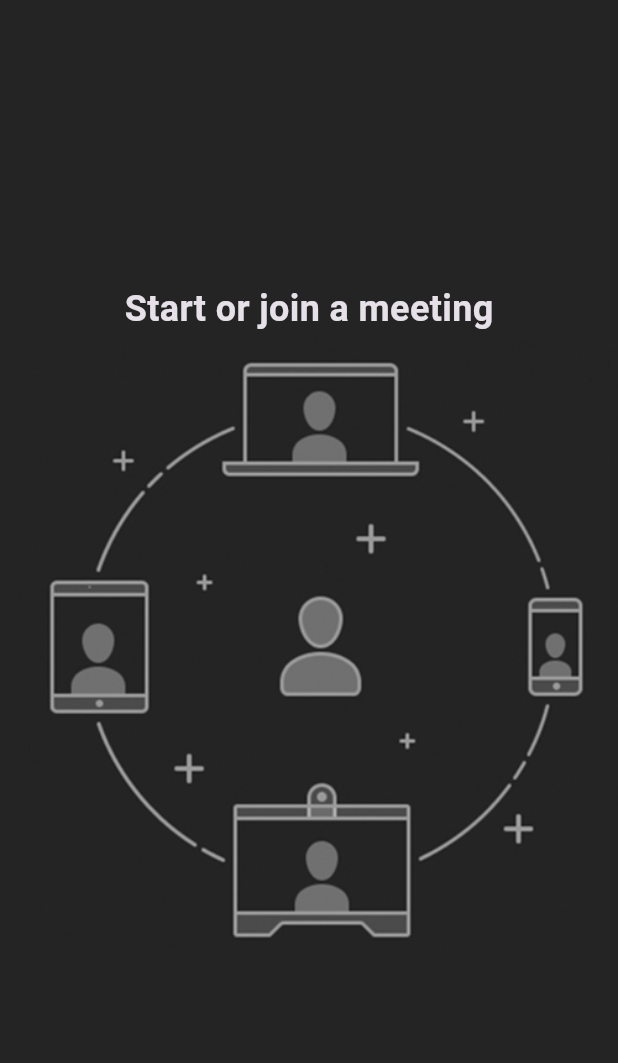
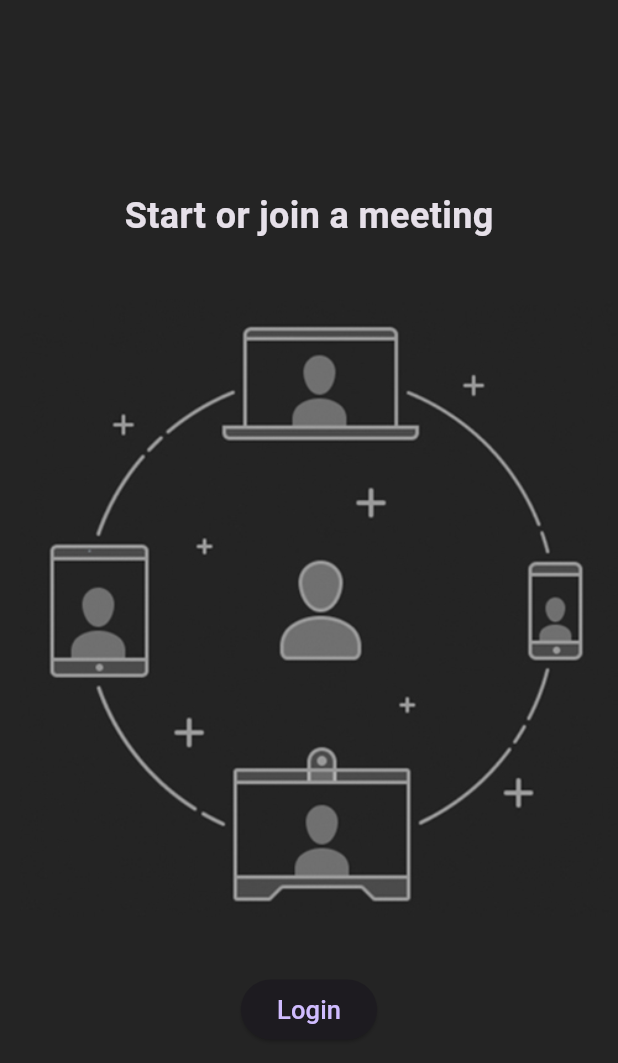
Before and after one commit to Ismagod27/zoom_clone, a Flutter app: the screen it shows after launch, on a phone screen of 412 x 824 dp. Shown: the top 1063 px of the screen. Run offline on Flutter 3.47's test engine with Material 3 defaults, Android fonts, the light colour scheme and no system bars.

Commit message:
feat: adding custom button

```diff
--- a/lib/screens/login_screen.dart
+++ b/lib/screens/login_screen.dart
@@ -1,4 +1,5 @@
 import 'package:flutter/material.dart';
+import 'package:zoom_clone_tutorial/widgets/custom_button.dart';
 
 class LoginScreen extends StatefulWidget {
   const LoginScreen({Key? key}) : super(key: key);
@@ -21,7 +22,11 @@ class LoginScreenState extends State<LoginScreen> {
             fontWeight: FontWeight.bold,
           ),
         ),
-        Image.asset('assets/images/onboarding.jpg'),
+        Padding(
+          padding: const EdgeInsets.symmetric(vertical: 38.0),
+          child: Image.asset('assets/images/onboarding.jpg'),
+        ),
+        CustomButton(text: 'Login'),
       ],
     ));
   }
--- /dev/null
+++ b/lib/widgets/custom_button.dart
@@ -0,0 +1,22 @@
+import 'package:flutter/material.dart';
+
+class CustomButton extends StatelessWidget {
+  final String text;
+  const CustomButton({
+    Key? key,
+    required this.text,
+  }) : super(key: key);
+
+  @override
+  Widget build(BuildContext context) {
+    return ElevatedButton(
+      onPressed: () {},
+      child: Text(
+        text,
+        style: const TextStyle(
+          fontSize: 17,
+        ),
+      ),
+    );
+  }
+}
```
